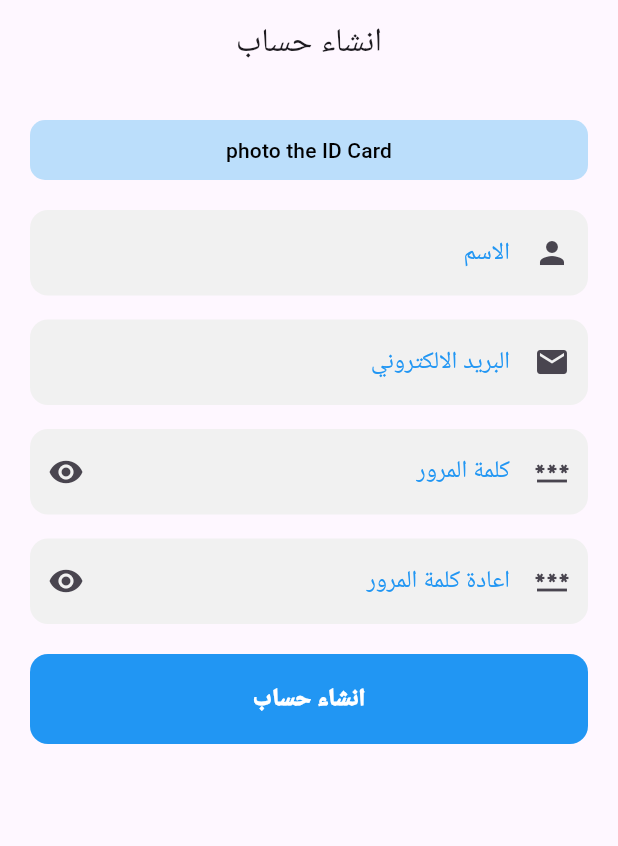
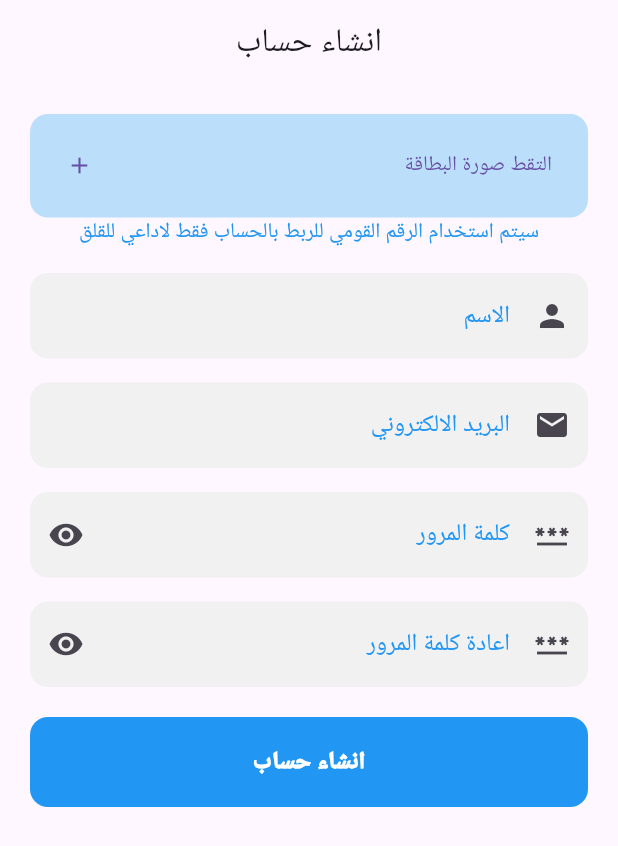
Before and after one commit to ahmed-elsenussi/-New, a Flutter app: the screen it shows after launch, on a phone screen of 412 x 824 dp. Shown: the top 846 px of the screen. Run offline on Flutter 3.47's test engine with Material 3 defaults, Android fonts, the phone set to English and light mode, and no system bars; our stand-ins replace camera.

Commit message:
add nid work

```diff
--- a/lib/pages/register/register.dart
+++ b/lib/pages/register/register.dart
@@ -1,9 +1,14 @@
+import 'package:card_register/pages/register/nid.dart';
 import 'package:flutter/material.dart';
 import 'package:card_register/pages/register/register_utils.dart';
 
 class RegisterPage extends StatefulWidget {
+
+  // inputs
+  final String? nid;
+
   // rebuild || reuse
-  const RegisterPage({super.key});
+  const RegisterPage({super.key, this.nid});
 
   // naming the state
   @override
@@ -13,11 +18,19 @@ class RegisterPage extends StatefulWidget {
 class RegisterPageState extends State<RegisterPage> {
   // VARIABLES
 
-  // global key : make you access state widget from anywhere in the widget tree
+  // global key :
   final formKey = GlobalKey<FormState>();
   final controller = FormControllers();
 
   // METHODS
+  @override
+  void initState(){
+    super.initState();
+    if(widget.nid != null ){
+      // add the nid to the controller
+      controller.setExtra("nid", widget.nid!);
+    }
+  }
 
   // BUILD
   @override
@@ -35,7 +48,8 @@ class RegisterPageState extends State<RegisterPage> {
               children: [
 
                 // camera button
-                CameraNavigator(),
+                (widget.nid != null) ? NidViewEdit(nid: widget.nid!) : CameraNavigator(txt: "التقط صورة البطاقة", icon: Icons.add,),
+                Center(child: Text("سيتم استخدام الرقم القومي للربط بالحساب فقط لاداعي للقلق", style: TextStyle(color: Colors.blue.shade500),), ),
 
                 // name
                 CustomTextFormField(
@@ -81,7 +95,7 @@ class RegisterPageState extends State<RegisterPage> {
 
 
                 // SUBMISSION
-                SubmitFormButton(formKey: formKey, url:"", controller: controller),
+                SubmitFormButton(formKey: formKey, url:"http://172.30.1.123:8000/users/signup/", controller: controller),
 
               ],
             ),
--- a/lib/pages/register/register_utils.dart
+++ b/lib/pages/register/register_utils.dart
@@ -1,5 +1,6 @@
 import 'package:flutter/material.dart';
 import 'package:http/http.dart' as http;
+import 'dart:convert';
 
 class FormControllers {
   // CONTROLLERS
@@ -7,6 +8,7 @@ class FormControllers {
   final email = TextEditingController();
   final password = TextEditingController();
   final verifyPassword = TextEditingController();
+  Map<String, String> extra = {};
 
   // CLEAN
   void dispose() {
@@ -16,11 +18,17 @@ class FormControllers {
     verifyPassword.dispose();
   }
 
+  // SET-EXTRA DATA
+  void setExtra(String key, String value){
+    extra[key] = value;
+  }
+
   // GET-DATA
   Map<String, String> getData() => {
       "name": name.text,
       "email": email.text,
       "password":password.text,
+      ...extra,
   };
 
 }
@@ -210,7 +218,9 @@ class SubmitFormButton extends StatelessWidget {
 
       // send post request
       final parsedUrl = Uri.parse(url);
-      final response = await http.post( parsedUrl, headers: { 'Content-Type' : 'application/json'}, body: data);
+      final response = await http.post( parsedUrl, headers: { 'Content-Type': 'application/json' }, body: jsonEncode(data),
+);
+
       print("resposne = $response");
 
       // check status
@@ -263,21 +273,32 @@ class SubmitFormButton extends StatelessWidget {
 ///////////////////////////CAMERA Navigator////////////////////
 ///
 class CameraNavigator extends StatelessWidget  {
-  const CameraNavigator({super.key});
+  final String? txt;
+  final bool isTxt;
+  final IconData? icon;
+  final bool isIcon;
+
+  const CameraNavigator({super.key, this.txt, this.isTxt=true, this.icon, this.isIcon = true});
+
   @override Widget build(BuildContext context){
     return ElevatedButton(
       onPressed: ()=>Navigator.pushNamed(context, '/camera'),
       style: ElevatedButton.styleFrom(
         // padding
-        padding: EdgeInsets.all(3),
+        padding: EdgeInsets.all(24),
         // background color
         backgroundColor: Colors.blue[100],
         // borders
-        shape: RoundedRectangleBorder( borderRadius: BorderRadius.circular(10) ),
+        shape: RoundedRectangleBorder( borderRadius: BorderRadius.circular(12) ),
         // shadow
         elevation: 0,
       ),
-      child: Text("photo the ID Card", style: TextStyle(color: Colors.black),),
+      child: Row(
+        mainAxisAlignment: MainAxisAlignment.spaceBetween,
+        children: [
+        if (isTxt) Text(txt!),
+        if (isIcon) Icon(icon),
+      ],)
       );
   }
 }
```
Also changed, not shown: lib/pages/camera/camera.dart (+14 -2 lines), lib/pages/camera/confirm.dart (+15 -2 lines), lib/pages/register/nid.dart (added, +26 -0 lines), 1 other file.
